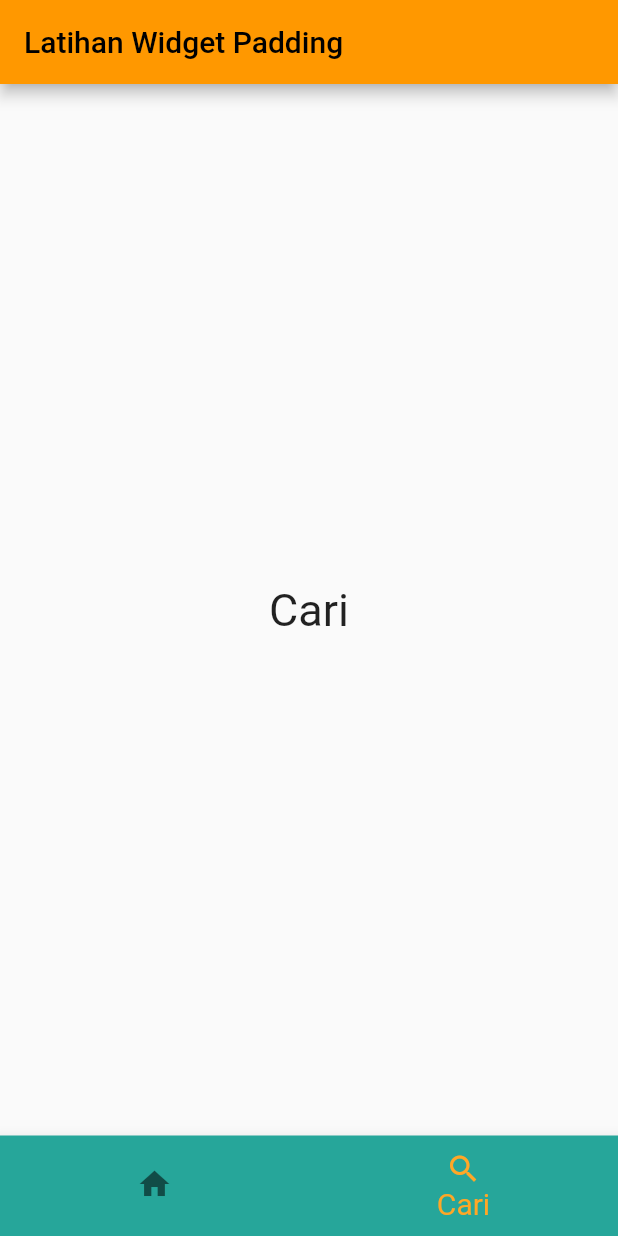
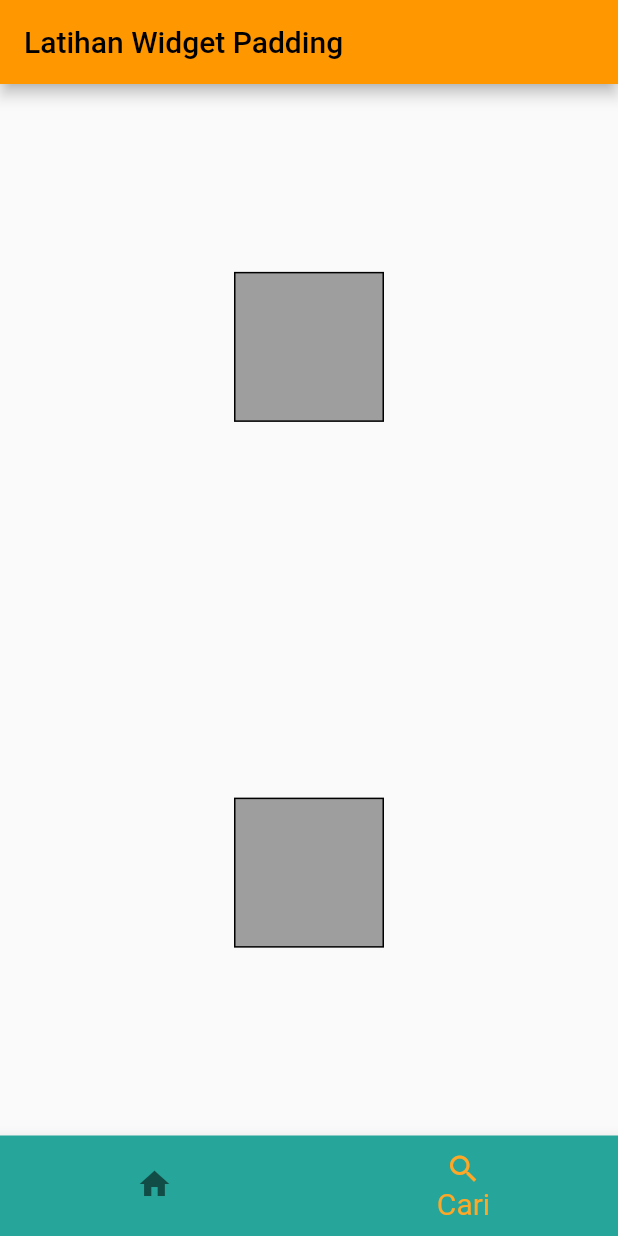
Before and after one commit to cosphi84/hsi-flutter-level1-task-0, a Flutter app: the screen it shows after launch, item 2 of the bottom bar chosen, on a phone screen of 412 x 824 dp. Run offline on Flutter 3.47's test engine with Material 2 defaults, Android fonts, the phone set to English and light mode, and no system bars.

Commit message:
Done Tutorial Col Row

```diff
--- a/lib/widgets/sample_bottom_navbar.dart
+++ b/lib/widgets/sample_bottom_navbar.dart
@@ -1,5 +1,6 @@
 
 import 'package:flutter/material.dart';
+import 'package:hsi_level1/widgets/sample_colum_row.dart';
 import 'package:hsi_level1/widgets/sample_widget_padding.dart';
 
 class SampleBottomNavbar extends StatefulWidget {
@@ -20,12 +21,7 @@ class _SampleBottomNavbarState extends State<SampleBottomNavbar> {
 
   List<Widget> pages = [
     const SamplePadding(),
-    const Text(
-      'Cari',
-      style: TextStyle(
-        fontSize: 30,
-      ),
-    ),
+    const SampleColRow(),
   ];
   @override
   Widget build(BuildContext context){
--- /dev/null
+++ b/lib/widgets/sample_colum_row.dart
@@ -0,0 +1,29 @@
+
+import 'package:flutter/material.dart';
+
+class SampleColRow extends StatelessWidget {
+  const SampleColRow({ super.key });
+
+  @override
+  Widget build(BuildContext context){
+    return Column(
+      mainAxisAlignment: MainAxisAlignment.spaceAround,
+      children: [
+        _box(),
+        _box(),
+      ],
+    );
+  }
+
+  Widget _box(){
+    return Container(
+      height: 100,
+      width: 100,
+      decoration: BoxDecoration(
+        color: Colors.grey,
+        border: Border.all(),
+      ),
+    );
+  }
+
+}
```
